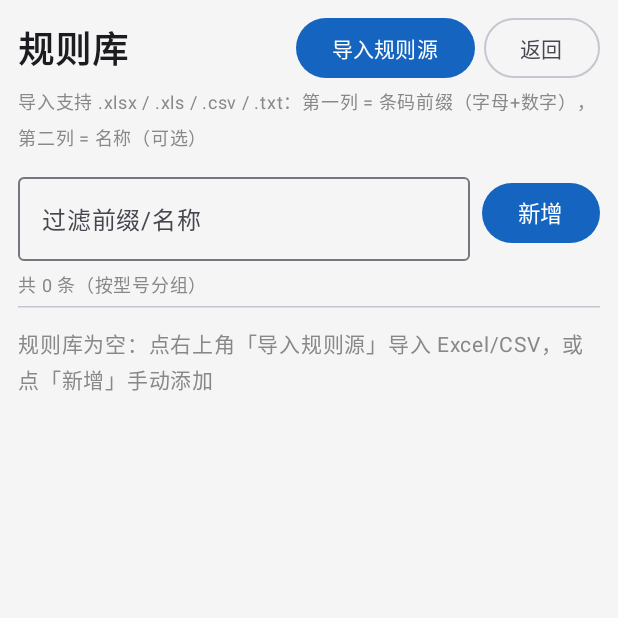
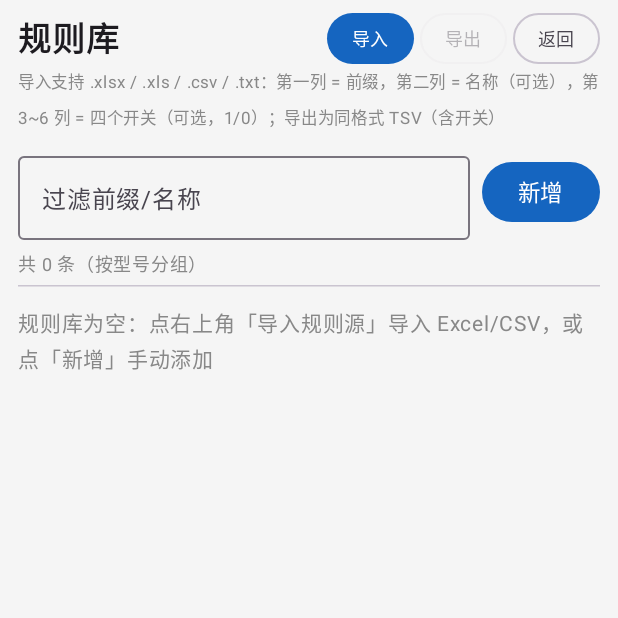
Before and after one commit to qudingshun/saoma, an Android app built with Jetpack Compose: the RulesScreen screen opened through its navigation route, on a phone screen of 412 x 824 dp, the top half of it. Run offline under Robolectric (Android 15) with nearby library versions, the phone set to English and light mode, and no system bars; our stand-ins replace Room's generated code; 1 statement that could not run was skipped.

Commit message:
v1.7.4：规则库导出（含四个开关），便于维护到其他 PDA
- 「规则库」页新增「导出」：把全部规则写成与导入兼容的 TSV（前缀 / 名称型号 /
  可重复扫 / 计入统计 / 查历史串号 / 忽略），UTF-8 带 BOM，路径
  /sdcard/ZhuangGui/规则库/规则库_yyyyMMdd_HHmmss.tsv（每次导出新文件）
- 导出的文件拷到其他 PDA，用「导入」选择该文件即可完整还原（开关列随文件生效）
- 导入端增强：支持 .tsv；第 3~6 列可选四个开关（1/0、是/否、true/false）；
  普通两列文件覆盖导入时保留库内原开关，只更新名称
- 规则库页按钮紧凑化（导入 / 导出 / 返回），提示文案同步为导出格式说明
- 单测：新增 RuleSourceImporter 文本解析 4 项（两列兼容 / 开关往返 / 表头与非法前缀 /
  是/否写法），共 29 项通过
- 真机验证：导出 2 条（311/T70、411/T45LW），文件内容与开关一致；通过文件选择器
  导入 6 列 TSV（ZZTEST1/ZZTEST2），消息「新增 2 条」，库内开关与文件逐项一致；
  测试条目已清理；release 装机 1.7.4（versionCode 22）

```diff
--- a/app/build.gradle.kts
+++ b/app/build.gradle.kts
@@ -23,8 +23,8 @@ android {
         applicationId = "com.zhuanggui.pda"
         minSdk = 26
         targetSdk = 35
-        versionCode = 21
-        versionName = "1.7.3"
+        versionCode = 22
+        versionName = "1.7.4"
         testInstrumentationRunner = "androidx.test.runner.AndroidJUnitRunner"
     }
 
--- a/app/src/main/java/com/zhuanggui/pda/ui/AppRoot.kt
+++ b/app/src/main/java/com/zhuanggui/pda/ui/AppRoot.kt
@@ -179,10 +179,12 @@ fun AppRoot(vm: AppViewModel = viewModel()) {
         composable(Routes.RULE_LIBRARY) {
             val ruleLibrary by vm.ruleLibrary.collectAsStateWithLifecycle()
             val ruleImporting by vm.ruleImporting.collectAsStateWithLifecycle()
+            val ruleExporting by vm.ruleExporting.collectAsStateWithLifecycle()
             val ruleLibMessage by vm.ruleLibMessage.collectAsStateWithLifecycle()
             RulesScreen(
                 rules = ruleLibrary,
                 importing = ruleImporting,
+                exporting = ruleExporting,
                 message = ruleLibMessage,
                 onMessageShown = vm::clearRuleLibMessage,
                 onSave = { id, prefix, name, allowDup, count, checkHist, ignore ->
@@ -190,6 +192,7 @@ fun AppRoot(vm: AppViewModel = viewModel()) {
                 },
                 onDelete = vm::deleteLibRule,
                 onImport = { uri -> vm.importRuleSource(context, uri) },
+                onExport = vm::exportRuleLibrary,
                 onBack = { navController.popBackStack() }
             )
         }
--- a/app/src/main/java/com/zhuanggui/pda/ui/screen/RulesScreen.kt
+++ b/app/src/main/java/com/zhuanggui/pda/ui/screen/RulesScreen.kt
@@ -5,6 +5,7 @@ import androidx.activity.compose.rememberLauncherForActivityResult
 import androidx.activity.result.contract.ActivityResultContracts
 import androidx.compose.foundation.layout.Arrangement
 import androidx.compose.foundation.layout.Column
+import androidx.compose.foundation.layout.PaddingValues
 import androidx.compose.foundation.layout.Row
 import androidx.compose.foundation.layout.Spacer
 import androidx.compose.foundation.layout.fillMaxSize
@@ -36,16 +37,18 @@ import androidx.compose.ui.unit.dp
 import androidx.compose.ui.unit.sp
 import com.zhuanggui.pda.data.entity.RuleLibEntry
 
-/** 规则源文件类型（解析端按扩展名判断，这里限定选择范围） */
+/** 规则源文件类型（解析端按扩展名判断，这里限定选择范围；含导出的 .tsv） */
 private val RULE_FILE_MIMES = arrayOf(
     "application/vnd.openxmlformats-officedocument.spreadsheetml.sheet", // .xlsx
     "application/vnd.ms-excel",                                           // .xls
     "text/csv",                                                           // .csv
-    "text/plain"                                                          // .txt
+    "text/plain",                                                         // .txt
+    "text/tab-separated-values",                                          // .tsv（规则库导出）
+    "application/octet-stream"                                            // 部分文件管理器对 .tsv 的兜底类型
 )
 
 /**
- * 规则库管理页：规则编辑（新增 / 修改 / 删除）+ 规则源导入（.xlsx / .xls / .csv / .txt）。
+ * 规则库管理页：规则编辑（新增 / 修改 / 删除）+ 规则源导入（.xlsx / .xls / .csv / .txt / .tsv）+ 导出（v1.7.4）。
  * v1.7.0（第 6 条）：同一型号可挂多条前缀（列表按型号分组）；每条规则带四个开关
  * （可重复扫 / 计入统计 / 查历史串号 / 忽略），新增时支持一次录入多个前缀。
  * 「规则选择」在装柜设置页的「从规则库选择」完成（连同四个开关一起复制到本柜）。
@@ -54,6 +57,7 @@ private val RULE_FILE_MIMES = arrayOf(
 fun RulesScreen(
     rules: List<RuleLibEntry>,
     importing: Boolean,
+    exporting: Boolean,
     message: String?,
     onMessageShown: () -> Unit,
     onSave: (
@@ -62,6 +66,7 @@ fun RulesScreen(
     ) -> Unit,
     onDelete: (Long) -> Unit,
     onImport: (Uri) -> Unit,
+    onExport: () -> Unit,
     onBack: () -> Unit
 ) {
     var editTarget by remember { mutableStateOf<EditTarget?>(null) }
@@ -132,24 +137,39 @@ fun RulesScreen(
                 horizontalArrangement = Arrangement.SpaceBetween,
                 verticalAlignment = Alignment.CenterVertically
             ) {
-                Text("规则库", fontSize = 24.sp, fontWeight = FontWeight.Bold)
-                Row(horizontalArrangement = Arrangement.spacedBy(6.dp)) {
+                Text("规则库", fontSize = 22.sp, fontWeight = FontWeight.Bold)
+                Row(horizontalArrangement = Arrangement.spacedBy(4.dp)) {
                     Button(
                         onClick = {
                             runCatching { importLauncher.launch(RULE_FILE_MIMES) }
                                 .onFailure { localMessage = "无法打开文件选择器：本机缺少文件管理应用" }
                         },
-                        enabled = !importing
+                        enabled = !importing,
+                        contentPadding = PaddingValues(horizontal = 8.dp),
+                        modifier = Modifier.height(34.dp)
                     ) {
-                        Text(if (importing) "导入中…" else "导入规则源", fontSize = 14.sp)
+                        Text(if (importing) "导入中…" else "导入", fontSize = 12.sp)
                     }
-                    OutlinedButton(onClick = onBack) { Text("返回", fontSize = 14.sp) }
+                    OutlinedButton(
+                        onClick = onExport,
+                        enabled = !exporting && rules.isNotEmpty(),
+                        contentPadding = PaddingValues(horizontal = 8.dp),
+                        modifier = Modifier.height(34.dp)
+                    ) {
+                        Text(if (exporting) "导出中…" else "导出", fontSize = 12.sp)
+                    }
+                    OutlinedButton(
+                        onClick = onBack,
+                        contentPadding = PaddingValues(horizontal = 8.dp),
+                        modifier = Modifier.height(34.dp)
+                    ) { Text("返回", fontSize = 12.sp) }
                 }
             }
 
             Text(
-                "导入支持 .xlsx / .xls / .csv / .txt：第一列 = 条码前缀（字母+数字），第二列 = 名称（可选）",
-                fontSize = 12.sp, color = Color.Gray
+                "导入支持 .xlsx / .xls / .csv / .txt：第一列 = 前缀，第二列 = 名称（可选），" +
+                    "第 3~6 列 = 四个开关（可选，1/0）；导出为同格式 TSV（含开关）",
+                fontSize = 11.sp, color = Color.Gray
             )
 
             Row(
```
Also changed, not shown: app/src/main/java/com/zhuanggui/pda/export/RuleExporter.kt (added, +43 -0 lines), app/src/main/java/com/zhuanggui/pda/importer/RuleSourceImporter.kt (+65 -8 lines), app/src/main/java/com/zhuanggui/pda/ui/AppViewModel.kt (+47 -6 lines), 4 other files.
